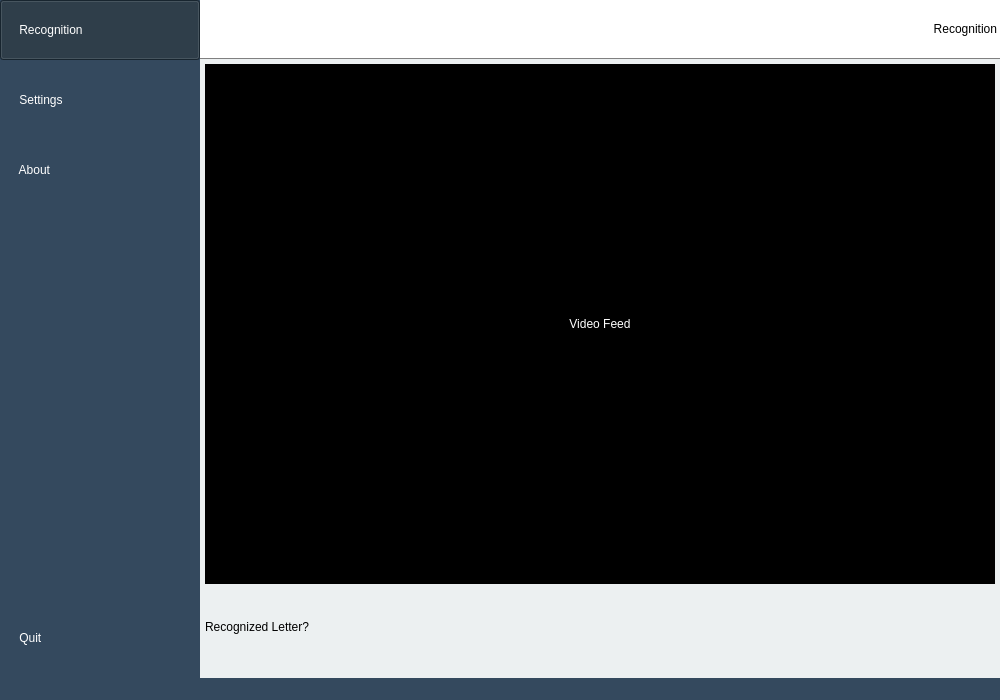
jjjimenez100/A-Silent-Voice, file Modules/UserInterface/main_window.ui: the form before one commit.
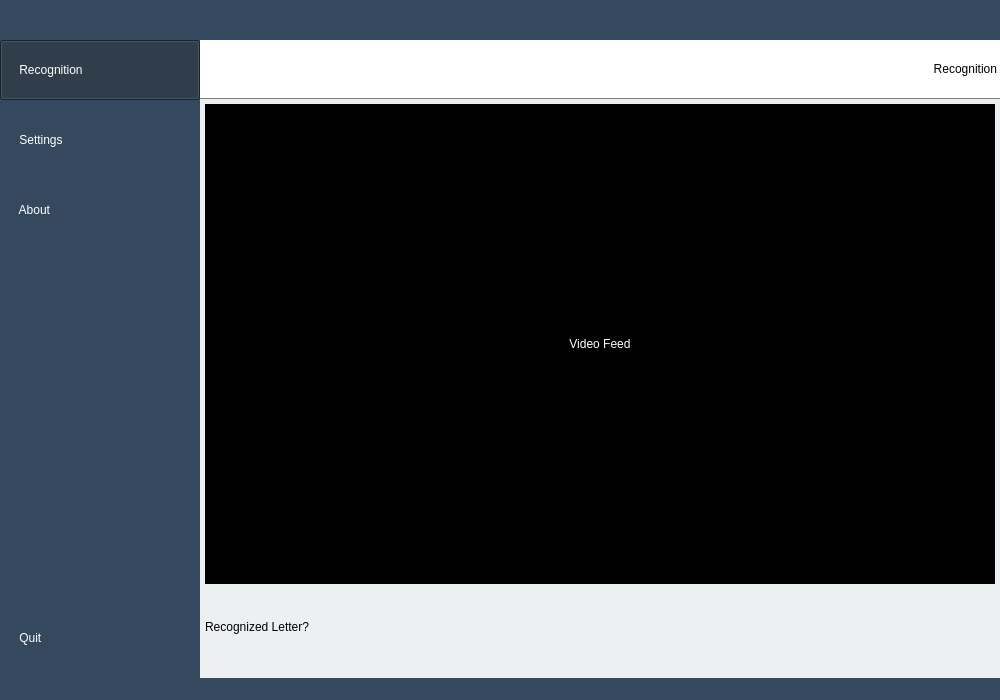
The form after the commit. The open tabs and pages were chosen to show the change. Icons and pictures are not drawn.

Commit message: Added Title Bar

What changed in the file:
```diff
--- a/Modules/UserInterface/main_window.ui
+++ b/Modules/UserInterface/main_window.ui
@@ -46,10 +46,155 @@
      <number>0</number>
     </property>
     <item>
+     <layout class="QVBoxLayout" name="verticalLayout_8">
+      <property name="spacing">
+       <number>0</number>
+      </property>
+      <item>
+       <widget class="QFrame" name="titleBar">
+        <property name="minimumSize">
+         <size>
+          <width>0</width>
+          <height>40</height>
+         </size>
+        </property>
+        <property name="maximumSize">
+         <size>
+          <width>16777215</width>
+          <height>40</height>
+         </size>
+        </property>
      <layout class="QHBoxLayout" name="horizontalLayout_2">
       <property name="spacing">
+          <number>2</number>
+         </property>
+         <property name="leftMargin">
        <number>0</number>
       </property>
+         <property name="topMargin">
+          <number>0</number>
+         </property>
+         <property name="rightMargin">
+          <number>2</number>
+         </property>
+         <property name="bottomMargin">
+          <number>0</number>
+         </property>
+         <item>
+          <spacer name="horizontalSpacer_6">
+           <property name="orientation">
+            <enum>Qt::Horizontal</enum>
+           </property>
+           <property name="sizeHint" stdset="0">
+            <size>
+             <width>40</width>
+             <height>20</height>
+            </size>
+           </property>
+          </spacer>
+         </item>
+         <item>
+          <widget class="QPushButton" name="hideButton">
+           <property name="minimumSize">
+            <size>
+             <width>30</width>
+             <height>30</height>
+            </size>
+           </property>
+           <property name="maximumSize">
+            <size>
+             <width>30</width>
+             <height>30</height>
+            </size>
+           </property>
+           <property name="styleSheet">
+            <string notr="true">alternate-background-color: rgb(34, 52, 66);
+Text-align: center;</string>
+           </property>
+           <property name="text">
+            <string/>
+           </property>
+           <property name="icon">
+            <iconset resource="iconpack.qrc">
+             <normaloff>:/Title Bar/Icons/hide.png</normaloff>:/Title Bar/Icons/hide.png</iconset>
+           </property>
+           <property name="flat">
+            <bool>true</bool>
+           </property>
+          </widget>
+         </item>
+         <item>
+          <widget class="QPushButton" name="minmaxButton">
+           <property name="minimumSize">
+            <size>
+             <width>30</width>
+             <height>30</height>
+            </size>
+           </property>
+           <property name="maximumSize">
+            <size>
+             <width>30</width>
+             <height>30</height>
+            </size>
+           </property>
+           <property name="styleSheet">
+            <string notr="true">alternate-background-color: rgb(34, 52, 66);
+Text-align: center;</string>
+           </property>
+           <property name="text">
+            <string/>
+           </property>
+           <property name="icon">
+            <iconset resource="iconpack.qrc">
+             <normaloff>:/Title Bar/Icons/max.png</normaloff>
+             <normalon>:/Title Bar/Icons/min.png</normalon>:/Title Bar/Icons/max.png</iconset>
+           </property>
+           <property name="checkable">
+            <bool>true</bool>
+           </property>
+           <property name="checked">
+            <bool>false</bool>
+           </property>
+           <property name="flat">
+            <bool>true</bool>
+           </property>
+          </widget>
+         </item>
+         <item>
+          <widget class="QPushButton" name="quitButton">
+           <property name="minimumSize">
+            <size>
+             <width>30</width>
+             <height>30</height>
+            </size>
+           </property>
+           <property name="maximumSize">
+            <size>
+             <width>30</width>
+             <height>30</height>
+            </size>
+           </property>
+           <property name="styleSheet">
+            <string notr="true">alternate-background-color: rgb(34, 52, 66);
+Text-align: center;</string>
+           </property>
+           <property name="text">
+            <string/>
+           </property>
+           <property name="icon">
+            <iconset resource="iconpack.qrc">
+             <normaloff>:/Title Bar/Icons/close.png</normaloff>:/Title Bar/Icons/close.png</iconset>
+           </property>
+           <property name="flat">
+            <bool>true</bool>
+           </property>
+          </widget>
+         </item>
+        </layout>
+       </widget>
+      </item>
+      <item>
+       <layout class="QHBoxLayout" name="horizontalLayout_4">
       <item>
        <layout class="QVBoxLayout" name="sidepanel_layout">
         <property name="spacing">
@@ -1269,6 +1414,8 @@
            </layout>
           </widget>
          </widget>
+          </item>
+         </layout>
         </item>
        </layout>
       </item>
```
Left out of the diff: 2 changed lines with no effect on the pictures. Lines whose indentation alone changed are shown as unchanged. The commit also changes 8 other files.
